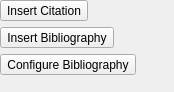
Qt form plugins/textshape/dialogs/SimpleCitationBibliographyWidget.ui (KDE/krita) before a commit.
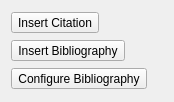
The same form after that commit. Custom widgets are drawn as their Qt base class.

Commit message: added support for 1) generate bibliography with given sort keys 2) add sort key and order asc/desc 3) citation prefix/suffix 4) numbered citation entries 5) generate bibliography from citation sorted by position 6) insert bibliography from pre-defined templates 7) generate bibliography from custom bibliography fields 8) custom span for separating bibliography fields

Diff of the .ui file:
```diff
--- a/plugins/textshape/dialogs/SimpleCitationBibliographyWidget.ui
+++ b/plugins/textshape/dialogs/SimpleCitationBibliographyWidget.ui
@@ -7,7 +7,7 @@
     <x>0</x>
     <y>0</y>
     <width>174</width>
-    <height>92</height>
+    <height>102</height>
    </rect>
   </property>
   <property name="sizePolicy">
@@ -17,12 +17,6 @@
    </sizepolicy>
   </property>
   <layout class="QVBoxLayout" name="verticalLayout">
-   <property name="sizeConstraint">
-    <enum>QLayout::SetMinAndMaxSize</enum>
-   </property>
-   <property name="margin">
-    <number>0</number>
-   </property>
    <item>
     <widget class="QToolButton" name="addCitation">
      <property name="toolTip">
@@ -44,6 +38,12 @@
      <property name="text">
       <string>Insert Bibliography</string>
      </property>
+     <property name="popupMode">
+      <enum>QToolButton::InstantPopup</enum>
+     </property>
+     <property name="toolButtonStyle">
+      <enum>Qt::ToolButtonTextOnly</enum>
+     </property>
      <property name="autoRaise">
       <bool>false</bool>
      </property>
@@ -59,18 +59,15 @@
      </property>
     </widget>
    </item>
-   <item>
-    <widget class="QWidget" name="SpecialSpacer" native="true">
-     <property name="sizePolicy">
-      <sizepolicy hsizetype="Preferred" vsizetype="Expanding">
-       <horstretch>0</horstretch>
-       <verstretch>0</verstretch>
-      </sizepolicy>
-     </property>
-    </widget>
-   </item>
   </layout>
  </widget>
+ <customwidgets>
+  <customwidget>
+   <class>FormattingButton</class>
+   <extends>QToolButton</extends>
+   <header>dialogs/FormattingButton.h</header>
+  </customwidget>
+ </customwidgets>
  <resources/>
  <connections/>
 </ui>
```
Left out of the diff: 5 changed lines with no effect on the pictures. The commit also changes 33 other files.
